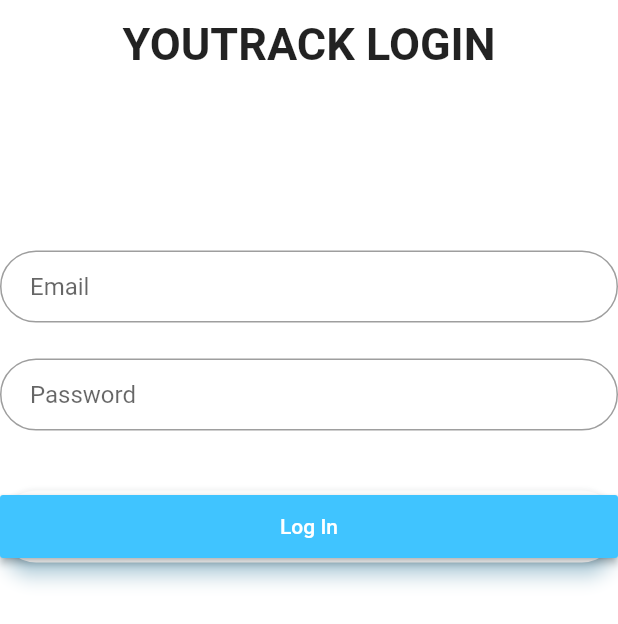
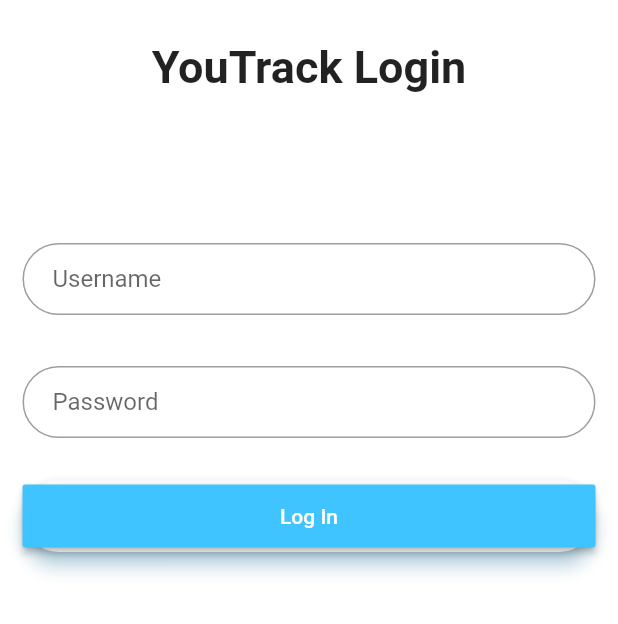
Before and after one commit to robert197/youtrack_timer, a Flutter app: the LoginPage screen opened by its route, on a phone screen of 412 x 824 dp. Shown: the top 624 px of the screen. Run offline on Flutter 3.47's test engine with Material 2 defaults, Android fonts, the phone set to English and light mode, and no system bars; our stand-ins replace sqflite; accounts and stored records are empty.

Commit message:
Implement login with youtrack credentias

```diff
--- a/lib/choose_service_page.dart
+++ b/lib/choose_service_page.dart
@@ -45,9 +45,9 @@ class _ChooseServicePageState extends State<ChooseServicePage> {
       var response = _networkUtil.get(serviceUrl);
       return response.then((dynamic res) {
 
-      if (res is io.IOException || res is Exception) {
-        return null;
-      }
+        if (res is io.IOException || res is Exception) {
+          return null;
+        }
 
         ServiceInformation serviceInformation = new ServiceInformation.map({
           'serviceId': res['mobile']['serviceId'],
--- a/lib/login_page.dart
+++ b/lib/login_page.dart
@@ -1,5 +1,13 @@
+import 'dart:async';
 import "package:flutter/material.dart";
 import "project_list_page.dart";
+import 'dart:convert';
+import 'dart:io' as io;
+import 'package:youtrack_timer/data/database_helper.dart';
+import 'package:youtrack_timer/models/service_information.dart';
+import 'package:youtrack_timer/models/authentication.dart';
+import 'package:youtrack_timer/utils/network_util.dart';
+import 'package:youtrack_timer/rest_urls.dart';
 
 class LoginPage extends StatefulWidget {
   static String tag = 'login-page';
@@ -8,35 +16,127 @@ class LoginPage extends StatefulWidget {
     State<StatefulWidget> createState() => new _LoginPageState();
 }
 
+class _LoginData {
+  String username = '';
+  String password = '';
+}
+
 class _LoginPageState extends State<LoginPage> {
+  final GlobalKey<FormState> formKey = new GlobalKey<FormState>();
+  _LoginData loginData = new _LoginData();
+  DatabaseHelper _db = new DatabaseHelper();
+  bool networkError = false;
+  bool isLoading = false;
+
+  @override
+  void initState() {
+    _db.getAuthentiction().then((Authentication auth) {
+      if (auth != null) {
+        Navigator.of(context).pushNamed(ProjectListPage.tag);
+      }
+    });
+    super.initState();
+  }
+
+  Map<String, String> createBasicAuthHeader(String id, String secret) {
+      Base64Encoder _base64Encoder = new Base64Encoder();
+      Utf8Encoder _utf8Encoder = new Utf8Encoder();
+
+      return {
+        'Authorization': 'Basic ' + _base64Encoder.convert(_utf8Encoder.convert(id + ':' + secret)),
+        'Content-Type': 'application/x-www-form-urlencoded'
+      };
+  }
+
+  Future<Authentication> _fetchAuthentication () {
+     NetworkUtil networkUtil = new NetworkUtil();
+
+      return _db.getServiceInformation()
+      .then((ServiceInformation serviceInformation) {
+
+        var response = networkUtil.post(
+          serviceInformation.serviceHubUrl + URL_GET_AUTH_TOKEN,
+          headers: createBasicAuthHeader(serviceInformation.serviceId, serviceInformation.serviceSecret),
+          body: {
+            'username': loginData.username,
+            'password': loginData.password,
+            'grant_type':'password',
+            'scope': serviceInformation.serviceId
+          }
+        );
+
+        return response.then((dynamic res){
+          if (res is io.IOException || res is Exception) {
+            return null;
+          }
+
+          return new Authentication.map({
+            'tokenType': res['token_type'],
+            'accessToken': res['access_token']
+          });
+        });
+      });
+  }
+
+  void _saveAuthentication(Authentication auth) async {
+    await _db.saveAuthentication(auth);
+  }
+
+  void _submitLogin() async {
+    if(formKey.currentState.validate()) {
+      setState(() { isLoading = true; });
+      formKey.currentState.save();
+
+      Authentication auth = await _fetchAuthentication();
+
+      if (auth != null) {
+        _saveAuthentication(auth);
+        Navigator.of(context).pushNamed(ProjectListPage.tag);
+
+      } else {
+        setState(() { networkError = true; });
+      }
+
+      setState(() { isLoading = false; });
+    }
+  }
+
   @override
     Widget build(BuildContext context) {
 
       final text = new Center(
-        child: new Text('YOUTRACK LOGIN',
+        child: new Text('YouTrack Login',
           style: new TextStyle(fontSize: 30.0, fontWeight: FontWeight.w700)
         )
       );
 
-      final email = new TextFormField(
+      final usernameInput = new TextFormField(
         keyboardType: TextInputType.emailAddress,
         autofocus: false,
         decoration: new InputDecoration(
-          hintText: "Email",
+          hintText: "Username",
           contentPadding: new EdgeInsets.fromLTRB(20.0, 10.0, 20.0, 10.0),
           border: new OutlineInputBorder(borderRadius: new BorderRadius.circular(32.0)),
         ),
+        validator: (val) => val.isEmpty ? 'Username can\'t be empty.' : null,
+        onSaved: (String value) {
+          loginData.username = value;
+        },
       );
 
-      final password = new TextFormField(
+      final passwordInput = new TextFormField(
         keyboardType: TextInputType.text,
+        obscureText: true,
         autofocus: false,
-        obscureText: true,
         decoration: new InputDecoration(
           hintText: "Password",
           contentPadding: new EdgeInsets.fromLTRB(20.0, 10.0, 20.0, 10.0),
           border: new OutlineInputBorder(borderRadius: new BorderRadius.circular(32.0)),
         ),
+        validator: (val) => val.isEmpty ? 'Password can\'t be empty.' : null,
+        onSaved: (String value) {
+          loginData.password = value;
+        },
       );
 
       final loginButton = new Padding(
@@ -48,31 +148,65 @@ class _LoginPageState extends State<LoginPage> {
           child: new MaterialButton(
             minWidth: 200.0,
             height: 42.0,
-          onPressed: () {
-            Navigator.of(context).pushNamed(ProjectListPage.tag);
-          },
+            onPressed: _submitLogin,
             color: Colors.lightBlueAccent,
             child: new Text('Log In', style: new TextStyle(color: Colors.white)),
           ),
         ),
       );
 
+      var errorOutputText = new SizedBox(
+        height: 10.0,
+        child: new Center(
+          child: new Text(
+            networkError ? 'Network error. Please try again.':'',
+            style: new TextStyle(color: Colors.red),
+          )
+        )
+      );
+
       return new Scaffold(
         backgroundColor: Colors.white,
-        body: new Center(
+        body: new Container(
+          padding: new EdgeInsets.all(15.0),
+          child: new Stack(
+            children: <Widget>[
+              new Form(
+                key: formKey,
                 child: new ListView(
                   children: <Widget>[
                     new SizedBox(height: 12.0),
-              text,
-              new SizedBox(height: 120.0),
-              email,
-              new SizedBox(height: 24.0),
-              password,
-              new SizedBox(height: 24.0),
+                    new Center(
+                      child: new Text('YouTrack Login',
+                        style: new TextStyle(fontSize: 30.0, fontWeight: FontWeight.w700)
+                      )
+                    ),
+                    new SizedBox(height: 100.0),
+                    usernameInput,
+                    new SizedBox(height: 12.0),
+                    errorOutputText,
+                    new SizedBox(height: 12.0),
+                    passwordInput,
+                    new SizedBox(height: 12.0),
                     loginButton
                   ],
                 ),
               ),
+              isLoading ? new Stack(
+                children: [
+                  new Opacity(
+                    opacity: 0.5,
+                    child: const ModalBarrier(dismissible: false, color: Colors.white70,),
+                  ),
+                  new Center(
+                    child: new CircularProgressIndicator(),
+                  ),
+                ],
+              ) : new Text('')
+            ],
+
+          )
+        ),
       );
     }
 }
--- /dev/null
+++ b/lib/models/authentication.dart
@@ -0,0 +1,19 @@
+class Authentication {
+  String _tokenType;
+  String _accessToken;
+
+  Authentication.map(dynamic obj) {
+    this._tokenType = obj['tokenType'];
+    this._accessToken = obj['accessToken'];
+  }
+
+  String get tokenType => _tokenType;
+  String get accessToken => _accessToken;
+
+  Map<String, dynamic> toMap() {
+    var map = new Map<String, dynamic>();
+    map['tokenType'] = _tokenType;
+    map['accessToken'] = _accessToken;
+    return map;
+  }
+}
--- a/lib/rest_urls.dart
+++ b/lib/rest_urls.dart
@@ -1 +1,2 @@
 const String URL_GET_SERVICE_INFORMATION = '/api/config?fields=ring(url,serviceId),mobile(serviceSecret,serviceId)';
+const String URL_GET_AUTH_TOKEN = '/api/rest/oauth2/token';
--- a/lib/utils/network_util.dart
+++ b/lib/utils/network_util.dart
@@ -32,11 +32,13 @@ class NetworkUtil {
       final int statusCode = response.statusCode;
 
       if (statusCode < 200 || statusCode > 400 || json == null) {
-        throw new Exception('Network error');
+        throw new Exception();
       }
 
       return _decoder.convert(response.body);
-    });
+    }).catchError((error){
+      return error;
+    });;
   }
 
 }
```
Also changed, not shown: lib/data/database_helper.dart (+38 -4 lines), pubspec.lock. Lines whose indentation alone changed are shown as unchanged.
